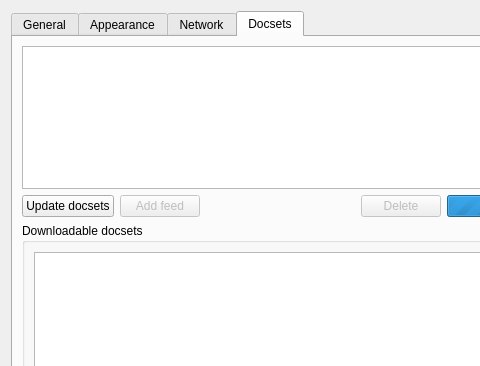
Before: the Qt Designer form src/ui/forms/settingsdialog.ui in zealdocs/zeal, drawn with Qt 5; both pictures show x 0 to 480 and y 0 to 366 of the 624 by 505 pixel window.
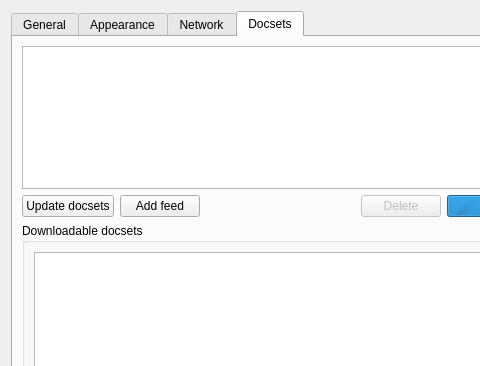
After: the same form once the commit is applied. The open tabs and pages were chosen to show the change. Custom widgets are drawn as their Qt base class.

Commit message: Fix support for standalone Dash XML feeds

Diff of the .ui file:
```diff
--- a/src/ui/forms/settingsdialog.ui
+++ b/src/ui/forms/settingsdialog.ui
@@ -383,9 +383,6 @@
          </item>
          <item>
           <widget class="QPushButton" name="addFeedButton">
-           <property name="enabled">
-            <bool>false</bool>
-           </property>
            <property name="text">
             <string>Add feed</string>
            </property>
```
The commit also changes 1 other file.
